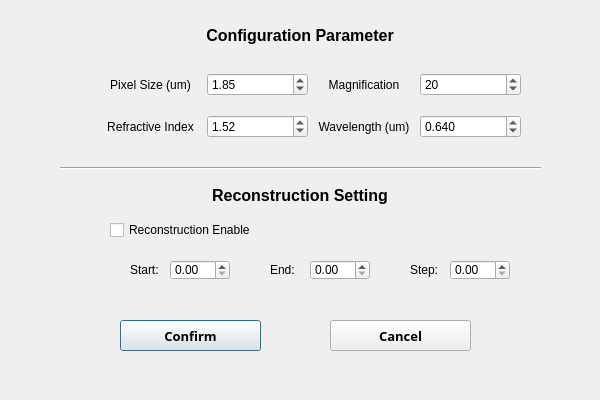
First picture: the form in Lei Temp/UI file/Parameter setting.ui, repository YipLab/DHM, before the edit.
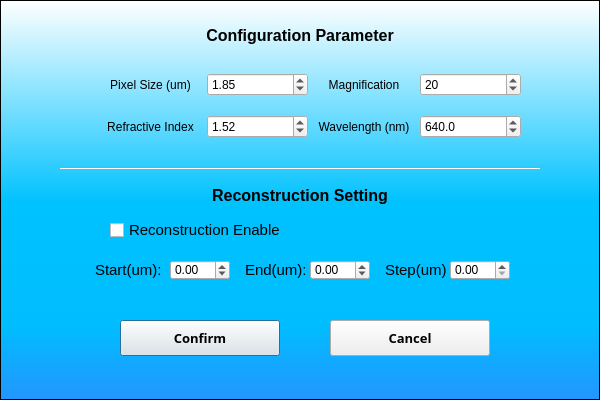
Second picture: the form after the edit.

Patch:
```diff
--- a/Lei Temp/UI file/Parameter setting.ui
+++ b/Lei Temp/UI file/Parameter setting.ui
@@ -31,7 +31,7 @@
     <rect>
      <x>110</x>
      <y>220</y>
-     <width>151</width>
+     <width>181</width>
      <height>20</height>
     </rect>
    </property>
@@ -47,6 +47,15 @@
      <height>0</height>
     </size>
    </property>
+   <property name="font">
+    <font>
+     <family>Arial</family>
+     <pointsize>11</pointsize>
+     <weight>50</weight>
+     <italic>false</italic>
+     <bold>false</bold>
+    </font>
+   </property>
    <property name="styleSheet">
     <string notr="true">font: 9pt &quot;Arial&quot;;
 
@@ -87,7 +96,7 @@
        <locale language="English" country="Canada"/>
       </property>
       <property name="text">
-       <string>Wavelength (um)</string>
+       <string>Wavelength (nm)</string>
       </property>
       <property name="alignment">
        <set>Qt::AlignCenter</set>
@@ -153,20 +162,26 @@
       <property name="locale">
        <locale language="English" country="Canada"/>
       </property>
+      <property name="frame">
+       <bool>true</bool>
+      </property>
       <property name="decimals">
-       <number>3</number>
+       <number>1</number>
       </property>
       <property name="minimum">
-       <double>0.350000000000000</double>
+       <double>350.000000000000000</double>
       </property>
       <property name="maximum">
+       <double>1500.000000000000000</double>
+      </property>
+      <property name="singleStep">
        <double>1.000000000000000</double>
       </property>
       <property name="singleStep">
        <double>0.005000000000000</double>
       </property>
       <property name="value">
-       <double>0.640000000000000</double>
+       <double>640.000000000000000</double>
       </property>
      </widget>
     </item>
@@ -231,8 +246,8 @@
     <rect>
      <x>120</x>
      <y>320</y>
-     <width>141</width>
-     <height>31</height>
+     <width>160</width>
+     <height>36</height>
     </rect>
    </property>
    <property name="font">
@@ -255,8 +270,8 @@
     <rect>
      <x>330</x>
      <y>320</y>
-     <width>141</width>
-     <height>31</height>
+     <width>160</width>
+     <height>36</height>
     </rect>
    </property>
    <property name="font">
@@ -340,6 +355,12 @@
    <property name="locale">
     <locale language="English" country="Canada"/>
    </property>
+   <property name="minimum">
+    <double>-2000.000000000000000</double>
+   </property>
+   <property name="maximum">
+    <double>2000.000000000000000</double>
+   </property>
   </widget>
   <widget class="QDoubleSpinBox" name="SpinBox_end_recon">
    <property name="geometry">
@@ -353,6 +374,12 @@
    <property name="locale">
     <locale language="English" country="Canada"/>
    </property>
+   <property name="minimum">
+    <double>-2000.000000000000000</double>
+   </property>
+   <property name="maximum">
+    <double>2000.000000000000000</double>
+   </property>
   </widget>
   <widget class="QDoubleSpinBox" name="SpinBox_step_recon">
    <property name="geometry">
@@ -366,73 +393,111 @@
    <property name="locale">
     <locale language="English" country="Canada"/>
    </property>
+   <property name="maximum">
+    <double>500.000000000000000</double>
+   </property>
   </widget>
   <widget class="QLabel" name="label_start_recon">
    <property name="geometry">
     <rect>
-     <x>130</x>
+     <x>95</x>
      <y>260</y>
-     <width>36</width>
+     <width>71</width>
      <height>20</height>
     </rect>
    </property>
    <property name="font">
     <font>
      <family>Arial</family>
-     <pointsize>9</pointsize>
+     <pointsize>11</pointsize>
+     <weight>50</weight>
+     <bold>false</bold>
     </font>
    </property>
    <property name="locale">
     <locale language="English" country="Canada"/>
    </property>
    <property name="text">
-    <string>Start:</string>
+    <string>Start(um):</string>
    </property>
   </widget>
   <widget class="QLabel" name="label_end_recon">
    <property name="geometry">
     <rect>
-     <x>270</x>
+     <x>245</x>
      <y>260</y>
-     <width>36</width>
+     <width>61</width>
      <height>20</height>
     </rect>
    </property>
    <property name="font">
     <font>
      <family>Arial</family>
-     <pointsize>9</pointsize>
+     <pointsize>11</pointsize>
     </font>
    </property>
    <property name="locale">
     <locale language="English" country="Canada"/>
    </property>
    <property name="text">
-    <string>End:</string>
+    <string>End(um):</string>
    </property>
   </widget>
   <widget class="QLabel" name="label_step_recon">
    <property name="geometry">
     <rect>
-     <x>410</x>
+     <x>385</x>
      <y>260</y>
-     <width>36</width>
+     <width>61</width>
      <height>20</height>
     </rect>
    </property>
    <property name="font">
     <font>
      <family>Arial</family>
-     <pointsize>9</pointsize>
+     <pointsize>11</pointsize>
     </font>
    </property>
    <property name="locale">
     <locale language="English" country="Canada"/>
    </property>
    <property name="text">
-    <string>Step:</string>
+    <string>Step(um):</string>
    </property>
   </widget>
+  <widget class="QFrame" name="frame">
+   <property name="geometry">
+    <rect>
+     <x>0</x>
+     <y>0</y>
+     <width>600</width>
+     <height>400</height>
+    </rect>
+   </property>
+   <property name="styleSheet">
+    <string notr="true">background-color: qlineargradient(spread:pad, x1:1, y1:1, x2:1, y2:0, stop:0 rgba(36, 149, 255, 255), stop:0.1875 rgba(0, 189, 255, 255), stop:0.494318 rgba(0, 194, 255, 255), stop:1 rgba(255, 255, 255, 255));</string>
+   </property>
+   <property name="frameShape">
+    <enum>QFrame::StyledPanel</enum>
+   </property>
+   <property name="frameShadow">
+    <enum>QFrame::Raised</enum>
+   </property>
+  </widget>
+  <zorder>frame</zorder>
+  <zorder>line</zorder>
+  <zorder>checkBox_recon</zorder>
+  <zorder>layoutWidget_2</zorder>
+  <zorder>pushButton_confirm</zorder>
+  <zorder>pushButton_cancel</zorder>
+  <zorder>Title_config</zorder>
+  <zorder>Title_recon</zorder>
+  <zorder>SpinBox_start_recon</zorder>
+  <zorder>SpinBox_end_recon</zorder>
+  <zorder>SpinBox_step_recon</zorder>
+  <zorder>label_start_recon</zorder>
+  <zorder>label_end_recon</zorder>
+  <zorder>label_step_recon</zorder>
  </widget>
  <resources/>
  <connections/>
```
Left out of the diff: 6 changed lines with no effect on the pictures.
